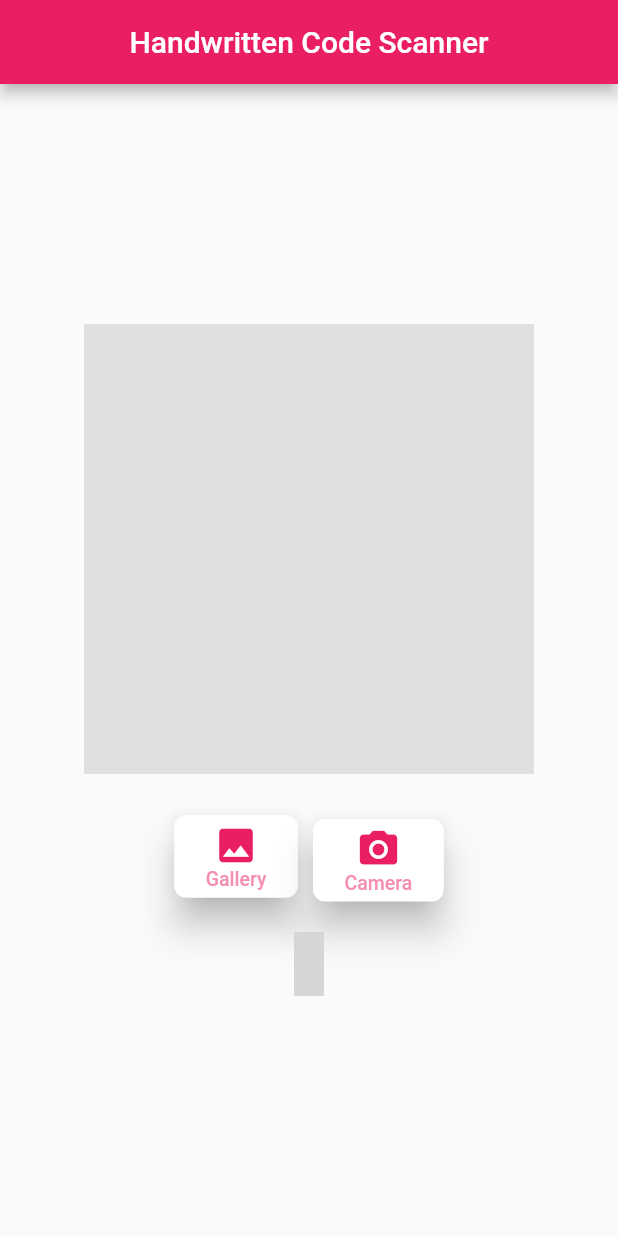
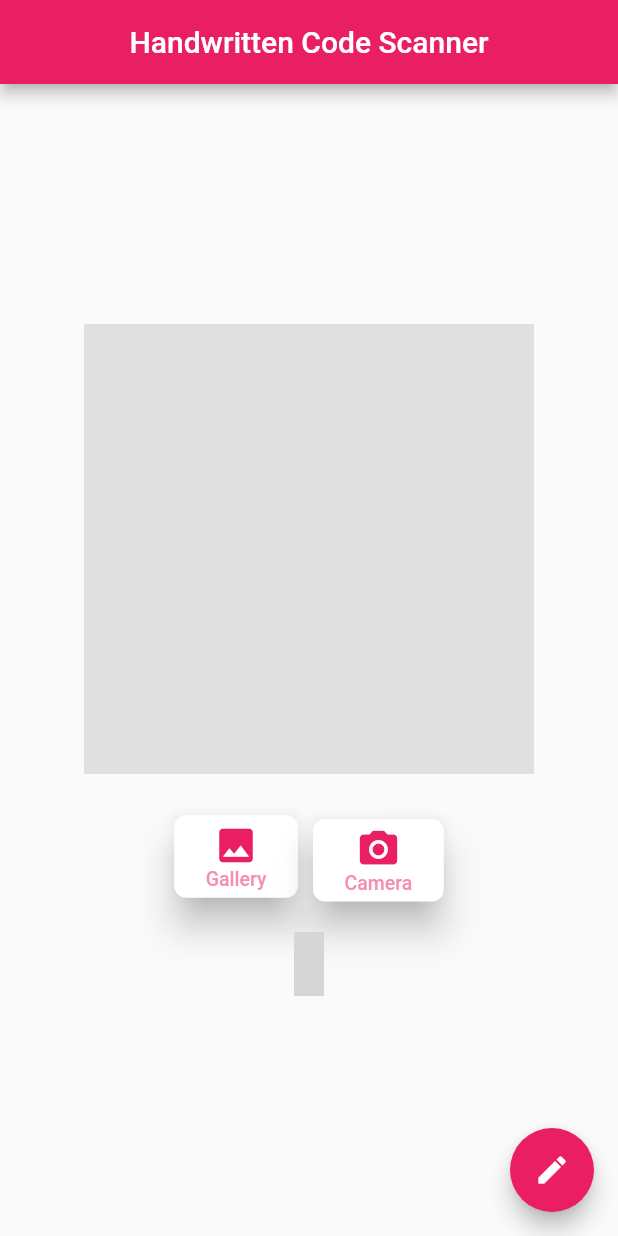
Before and after one commit to akshitadixit/Handwritten-Code-Scanner, a Flutter app: the screen it shows after launch, on a phone screen of 412 x 824 dp. Run offline on Flutter 3.47's test engine with Material 2 defaults, Android fonts, the phone set to English and light mode, and no system bars; our stand-ins replace file_picker, get, image_cropper, image_picker; missing offline and left inert: google_ml_kit; network calls fail; grey boxes are pictures that could not be loaded.

Commit message:
Add floating button

```diff
--- a/lib/home_screen.dart
+++ b/lib/home_screen.dart
@@ -151,6 +151,10 @@ class _HomePageState extends State<HomePage> {
               ],
             )),
       )),
+      floatingActionButton: FloatingActionButton(
+        onPressed: () => Editor(""),
+        child: const Icon(Icons.edit),
+      ),
     );
   }
 
```
